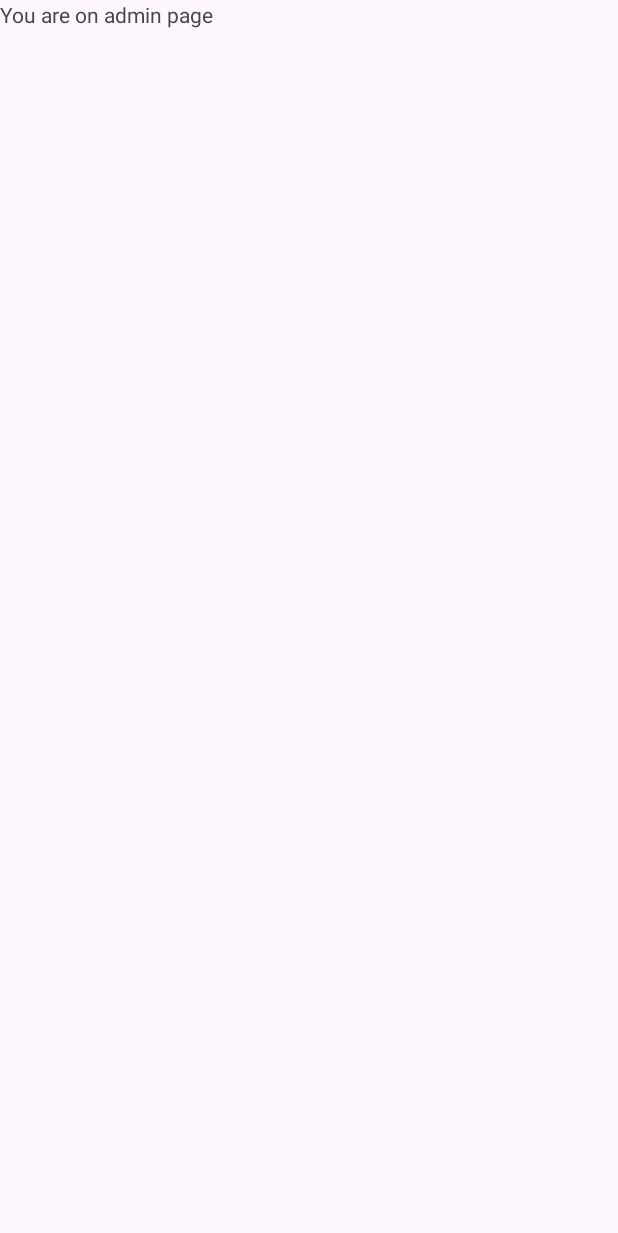
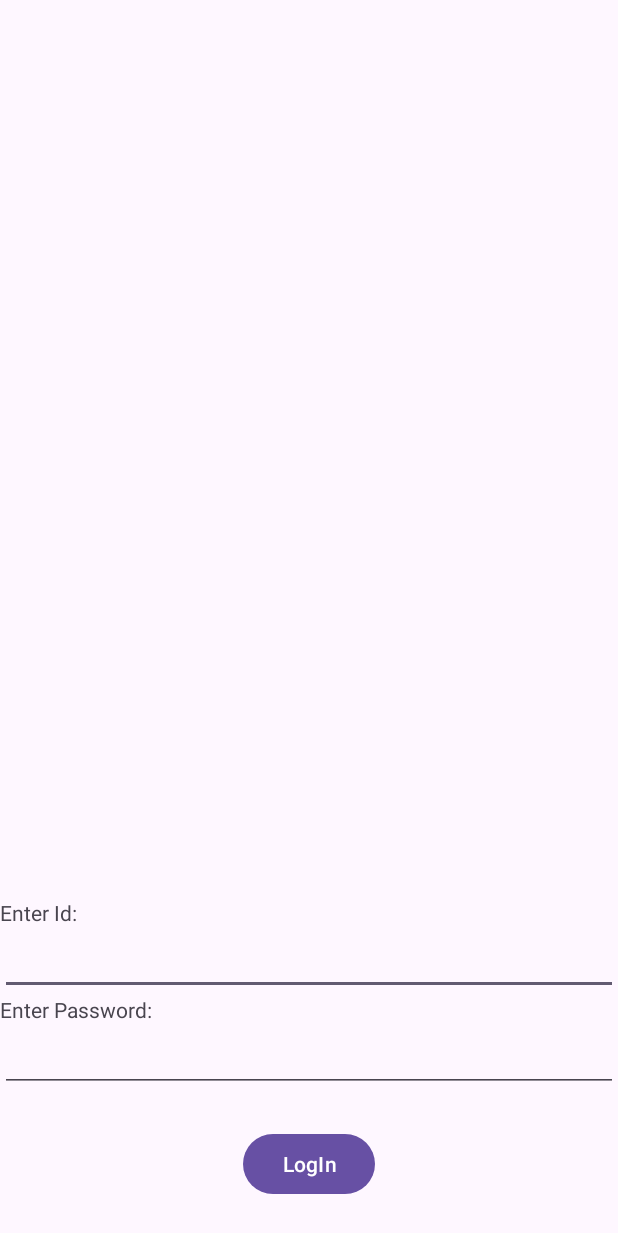
Before and after one commit to strawberryeleven/eVMS, an Android app: the loginAdmin screen opened directly, with no data from a screen before it, on a phone screen of 412 x 824 dp. Before the commit the part shown is almost empty. Shown: the top 1233 px of the screen. Run offline under Robolectric (Android 15) with nearby library versions, the phone set to English and light mode, and no system bars.

Commit message:
admin Login

```diff
--- a/app/src/main/AndroidManifest.xml
+++ b/app/src/main/AndroidManifest.xml
@@ -14,6 +14,9 @@
         android:supportsRtl="true"
         android:theme="@style/Theme.EVMS"
         tools:targetApi="31">
+        <activity
+            android:name=".adminHomepage"
+            android:exported="false" />
         <activity
             android:name=".registerCustomer"
             android:exported="false" />
@@ -38,7 +41,6 @@
                 <category android:name="android.intent.category.LAUNCHER" />
             </intent-filter>
         </activity>
-        <!-- Ensure MainActivity is either properly configured or removed if not used -->
     </application>
 
 </manifest>
--- a/app/src/main/java/com/example/evms/loginAdmin.java
+++ b/app/src/main/java/com/example/evms/loginAdmin.java
@@ -1,7 +1,11 @@
 package com.example.evms;
 
+import android.content.Intent;
 import android.os.Bundle;
-
+import android.view.View;
+import android.widget.Button;
+import android.widget.EditText;
+import android.widget.Toast;
 import androidx.activity.EdgeToEdge;
 import androidx.appcompat.app.AppCompatActivity;
 import androidx.core.graphics.Insets;
@@ -10,15 +14,49 @@
 
 public class loginAdmin extends AppCompatActivity {
 
+    private EditText adminIdEditText;
+    private EditText passwordEditText;
+    private Button loginButton;
+
     @Override
     protected void onCreate(Bundle savedInstanceState) {
         super.onCreate(savedInstanceState);
         EdgeToEdge.enable(this);
         setContentView(R.layout.activity_login_admin);
+        setupInsets();
+
+        adminIdEditText = findViewById(R.id.text_adminID);
+        passwordEditText = findViewById(R.id.text_adminPassword);
+        loginButton = findViewById(R.id.btn_adminLoggedIn);
+
+        loginButton.setOnClickListener(new View.OnClickListener() {
+            @Override
+            public void onClick(View view) {
+                performLogin();
+            }
+        });
+    }
+
+    private void setupInsets() {
         ViewCompat.setOnApplyWindowInsetsListener(findViewById(R.id.main), (v, insets) -> {
             Insets systemBars = insets.getInsets(WindowInsetsCompat.Type.systemBars());
             v.setPadding(systemBars.left, systemBars.top, systemBars.right, systemBars.bottom);
             return insets;
         });
     }
+
+    private void performLogin() {
+        String adminId = adminIdEditText.getText().toString();
+        String password = passwordEditText.getText().toString();
+
+        if (adminId.equals("admin1") && password.equals("wyne123")) {
+            Toast.makeText(loginAdmin.this, "Login Successful", Toast.LENGTH_SHORT).show();
+            // Intent to navigate to admin home page
+            Intent intent = new Intent(loginAdmin.this, adminHomepage.class);
+            startActivity(intent);
+            finish();
+        } else {
+            Toast.makeText(loginAdmin.this, "Invalid ID or Password", Toast.LENGTH_LONG).show();
+        }
+    }
 }
--- a/app/src/main/res/layout/activity_login_admin.xml
+++ b/app/src/main/res/layout/activity_login_admin.xml
@@ -8,11 +8,56 @@
     tools:context=".loginAdmin">
 
     <TextView
-        android:id="@+id/textView"
+        android:id="@+id/textView6"
+        android:layout_width="0dp"
+        android:layout_height="wrap_content"
+        android:text="Enter Id:"
+        app:layout_constraintStart_toStartOf="parent"
+        app:layout_constraintEnd_toEndOf="parent"
+        app:layout_constraintTop_toTopOf="parent"
+        app:layout_constraintBottom_toTopOf="@+id/text_adminID"
+        app:layout_constraintVertical_chainStyle="packed"
+        app:layout_constraintVertical_bias="0.5"/>
+
+    <EditText
+        android:id="@+id/text_adminID"
+        android:layout_width="0dp"
+        android:layout_height="wrap_content"
+        android:ems="10"
+        android:inputType="text"
+        app:layout_constraintStart_toStartOf="parent"
+        app:layout_constraintEnd_toEndOf="parent"
+        app:layout_constraintTop_toBottomOf="@+id/textView6" />
+
+    <TextView
+        android:id="@+id/textView7"
+        android:layout_width="0dp"
+        android:layout_height="wrap_content"
+        android:text="Enter Password:"
+        app:layout_constraintStart_toStartOf="parent"
+        app:layout_constraintEnd_toEndOf="parent"
+        app:layout_constraintTop_toBottomOf="@+id/text_adminID" />
+
+    <EditText
+        android:id="@+id/text_adminPassword"
+        android:layout_width="0dp"
+        android:layout_height="wrap_content"
+        android:ems="10"
+        android:inputType="textPassword"
+        app:layout_constraintStart_toStartOf="parent"
+        app:layout_constraintEnd_toEndOf="parent"
+        app:layout_constraintTop_toBottomOf="@+id/textView7" />
+
+    <Button
+        android:id="@+id/btn_adminLoggedIn"
         android:layout_width="wrap_content"
         android:layout_height="wrap_content"
-        android:text="You are on admin page"
-        tools:layout_editor_absoluteX="114dp"
-        tools:layout_editor_absoluteY="318dp"
-        tools:ignore="MissingConstraints" />
+        android:text="LogIn"
+        app:layout_constraintStart_toStartOf="parent"
+        app:layout_constraintEnd_toEndOf="parent"
+        app:layout_constraintTop_toBottomOf="@+id/text_adminPassword"
+        app:layout_constraintBottom_toBottomOf="parent"
+        android:layout_marginTop="24dp"
+        android:layout_marginBottom="24dp"/>
+
 </androidx.constraintlayout.widget.ConstraintLayout>
```
Also changed, not shown: app/src/main/java/com/example/evms/adminHomepage.java (added, +24 -0 lines), app/src/main/res/layout/activity_admin_homepage.xml (added, +17 -0 lines).
